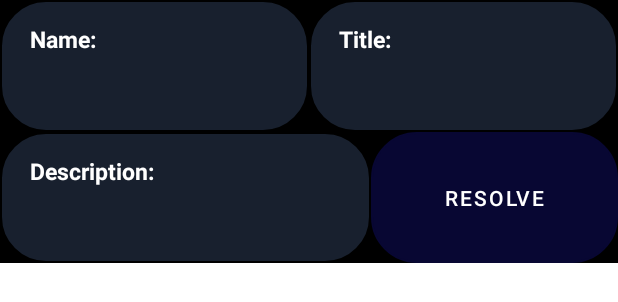
After one commit to kinshuk330/Mobile-computing, an Android app: the layout complaint_grid.xml on its own in the app's theme, with its tools: preview values and no code run, on a phone screen of 412 x 824 dp. The commit adds this screen. Shown: the top 302 px of the screen. Run offline under Robolectric (Android 15) with nearby library versions, the phone set to English and light mode, and no system bars; network calls fail.

Commit message:
added show complaint

```diff
--- a/Front End/libraso/app/src/main/java/com/example/libraso/Admin/Admin_activity.java
+++ b/Front End/libraso/app/src/main/java/com/example/libraso/Admin/Admin_activity.java
@@ -19,6 +19,7 @@ import androidx.core.view.GravityCompat;
 import androidx.drawerlayout.widget.DrawerLayout;
 import androidx.fragment.app.FragmentManager;
 
+import com.example.libraso.Admin.complaints.admin_show_complaints;
 import com.example.libraso.Complaint;
 import com.example.libraso.Events.upcoming_events;
 import com.example.libraso.Loading;
@@ -151,9 +152,9 @@ public class Admin_activity extends AppCompatActivity implements NavigationView.
     @Override
     public boolean onNavigationItemSelected(@NonNull MenuItem item) {
         switch (item.getItemId()){
-            case R.id.issue_book:
+            case R.id.admin_show_complaints:
                 fm.beginTransaction().replace(R.id.fragment_container,
-                        new show_book_grid(fm)).commit();
+                        new admin_show_complaints()).commit();
                 break;
 
             case R.id.event:
--- /dev/null
+++ b/Front End/libraso/app/src/main/res/layout/complaint_grid.xml
@@ -0,0 +1,89 @@
+<?xml version="1.0" encoding="utf-8"?>
+<androidx.constraintlayout.widget.ConstraintLayout xmlns:android="http://schemas.android.com/apk/res/android"
+    xmlns:app="http://schemas.android.com/apk/res-auto"
+    xmlns:tools="http://schemas.android.com/tools"
+    android:layout_width="match_parent"
+    android:layout_height="175dp"
+
+    android:background="@color/black">
+<LinearLayout
+    android:layout_width="match_parent"
+    android:layout_height="match_parent"
+    android:weightSum="1"
+    android:orientation="vertical"
+    >
+    <LinearLayout
+        android:layout_width="match_parent"
+        android:layout_height="match_parent"
+        android:layout_weight="0.5"
+        android:weightSum="1"
+        >
+        <TextView
+            android:id="@+id/admin_complaint_name"
+            android:layout_width="match_parent"
+            android:layout_height="match_parent"
+            android:background="@drawable/ls_edittext_bg"
+            android:ems="10"
+            android:paddingLeft="20dp"
+            android:paddingTop="15dp"
+            android:paddingBottom="15dp"
+            android:text="Name:"
+            android:layout_weight="0.5"
+            android:textColor="#FFFFFF"
+            android:textSize="15sp"
+            android:textStyle="bold"
+            tools:layout_editor_absoluteY="4dp" />
+
+
+    <TextView
+        android:id="@+id/admin_complaint_title"
+        android:layout_width="match_parent"
+        android:layout_height="match_parent"
+        android:background="@drawable/ls_edittext_bg"
+        android:ems="10"
+        android:paddingLeft="20dp"
+        android:paddingTop="15dp"
+        android:paddingBottom="15dp"
+        android:layout_weight="0.5"
+
+        android:text="Title:"
+        android:textColor="#FFFFFF"
+        android:textSize="15sp"
+        android:textStyle="bold"
+         />
+    </LinearLayout>
+    <LinearLayout
+        android:layout_width="match_parent"
+        android:layout_height="match_parent"
+        android:layout_weight="0.5"
+        android:orientation="horizontal"
+        >
+    <TextView
+        android:id="@+id/admin_complaint_description"
+        android:layout_width="match_parent"
+        android:layout_height="match_parent"
+        android:background="@drawable/ls_edittext_bg"
+        android:ems="10"
+        android:paddingLeft="20dp"
+        android:paddingTop="15dp"
+        android:paddingBottom="15dp"
+        android:text="Description:"
+        android:textColor="#FFFFFF"
+        android:textSize="15sp"
+
+        android:textStyle="bold"
+        android:layout_weight="2"
+
+
+         />
+        <Button
+            android:layout_width="match_parent"
+            android:layout_height="match_parent"
+            android:layout_weight="3"
+            android:text="Resolve"
+            android:background="@drawable/ls_edittext_bg"
+            android:id="@+id/admin_complaint_resolve"
+            />
+</LinearLayout>
+</LinearLayout>
+</androidx.constraintlayout.widget.ConstraintLayout>
```
Also changed, not shown: Front End/libraso/app/src/main/java/com/example/libraso/Admin/admin_show_complaints.java (deleted, +0 -61 lines), Front End/libraso/app/src/main/java/com/example/libraso/Admin/complaints/admin_show_complaints.java (added, +147 -0 lines), Front End/libraso/app/src/main/java/com/example/libraso/Admin/complaints/complaint_adapter.java (added, +89 -0 lines), Front End/libraso/app/src/main/java/com/example/libraso/Admin/complaints/complaints_class.java (added, +51 -0 lines), Front End/libraso/app/src/main/res/layout/fragment_show_complaints.xml (+37 -4 lines).
